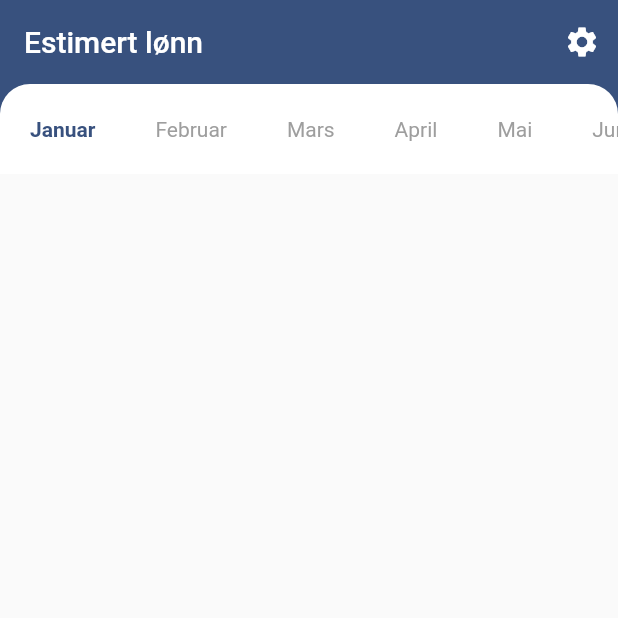
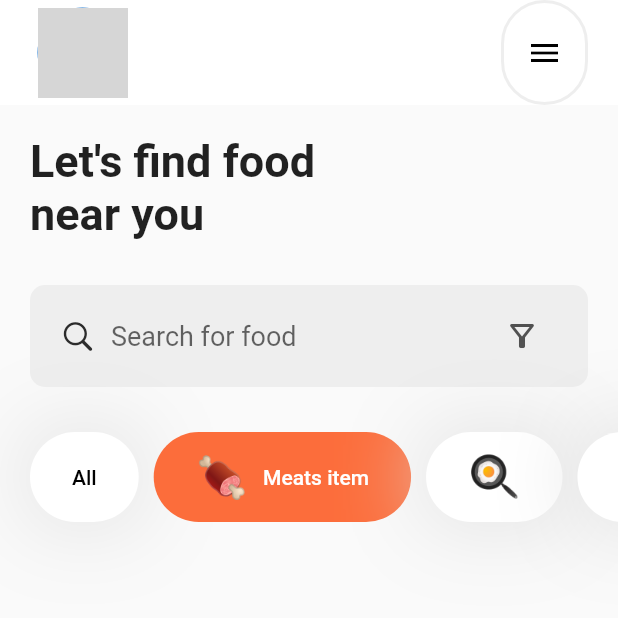
Before and after one commit to asharghi/play_around, a Flutter app: the screen it shows after launch, on a phone screen of 412 x 824 dp, the top half of it. Run offline on Flutter 3.47's test engine with Material 2 defaults, Android fonts, the phone set to English and light mode, and no system bars; our stand-ins replace auto_route; network calls fail; grey boxes are pictures that could not be loaded.

Commit message:
Started on FoodScreen

```diff
--- a/lib/main.dart
+++ b/lib/main.dart
@@ -21,6 +21,9 @@ class AppRoot extends StatelessWidget {
         ),
       ],
       child: MaterialApp.router(
+        theme: ThemeData(
+          primaryColor: const Color.fromARGB(255, 252, 109, 59),
+        ),
         debugShowCheckedModeBanner: false,
         routerDelegate: _appRouter.delegate(),
         routeInformationParser: _appRouter.defaultRouteParser(),
--- a/lib/routes/routes.dart
+++ b/lib/routes/routes.dart
@@ -1,5 +1,6 @@
 import 'package:auto_route/auto_route.dart';
 import 'package:play_around/ui/estimator/screens/estimator_screen.dart';
+import 'package:play_around/ui/food/screen/food_screen.dart';
 import 'package:play_around/ui/screens/home_screen.dart';
 import 'package:play_around/ui/screens/item_screen.dart';
 import 'package:play_around/ui/screens/items_screen.dart';
@@ -20,6 +21,10 @@ import 'package:play_around/ui/screens/not_found_screen.dart';
     AutoRoute(
       page: EstimatorScreen,
       path: 'estimator',
+    ),
+    AutoRoute(
+      page: FoodScreen,
+      path: 'food',
       initial: true,
     ),
     AutoRoute(page: ItemScreen, path: 'items/:lineItemId'),
--- /dev/null
+++ b/lib/ui/food/screen/food_screen.dart
@@ -0,0 +1,63 @@
+// ignore_for_file: public_member_api_docs, sort_constructors_first
+import 'package:flutter/material.dart';
+import 'package:play_around/ui/food/widgets/food_widgets.dart';
+
+class FoodScreen extends StatelessWidget {
+  const FoodScreen({super.key});
+
+  @override
+  Widget build(BuildContext context) {
+    return Scaffold(
+      appBar: AppBar(
+        title: const Text('Food'),
+        elevation: 0,
+        toolbarHeight: 70,
+        leadingWidth: 90,
+        backgroundColor: Colors.white,
+        leading: Container(
+            padding: const EdgeInsets.only(left: 20),
+            child: Container(
+              padding: const EdgeInsets.all(5),
+              child: const CircleAvatar(
+                radius: 20,
+                backgroundImage: NetworkImage(
+                  'https://images.pexels.com/photos/220453/pexels-photo-220453.jpeg?auto=compress&cs=tinysrgb&w=1200',
+                ),
+              ),
+            )),
+        actions: [
+          Container(
+            decoration: BoxDecoration(
+              borderRadius: BorderRadius.circular(50),
+              border: Border.all(
+                color: Colors.grey[200]!,
+                width: 2,
+              ),
+            ),
+            child: const Padding(
+              padding: EdgeInsets.symmetric(horizontal: 15),
+              child: Icon(Icons.menu, color: Colors.black),
+            ),
+          ),
+          const SizedBox(width: 20)
+        ],
+      ),
+      body: ListView(
+        padding: const EdgeInsets.only(top: 20, left: 20),
+        children: [
+          Container(
+            padding: const EdgeInsets.only(right: 200),
+            child: const Text(
+              "Let's find food near you",
+              style: TextStyle(fontSize: 30, fontWeight: FontWeight.bold),
+            ),
+          ),
+          const SizedBox(height: 30),
+          const FoodSearchBar(),
+          const SizedBox(height: 30),
+          const FoodCategories()
+        ],
+      ),
+    );
+  }
+}
--- /dev/null
+++ b/lib/ui/food/widgets/food_categories.dart
@@ -0,0 +1,93 @@
+// ignore_for_file: public_member_api_docs, sort_constructors_first
+import 'package:flutter/material.dart';
+
+class FoodCategories extends StatelessWidget {
+  const FoodCategories({Key? key}) : super(key: key);
+
+  @override
+  Widget build(BuildContext context) {
+    return SizedBox(
+      height: 60,
+      child: ListView(
+        clipBehavior: Clip.none,
+        scrollDirection: Axis.horizontal,
+        children: const [
+          FoodCategory(text: 'All'),
+          SizedBox(width: 10),
+          FoodCategory(text: 'Meats item', emoji: '🍖', isSelected: true),
+          SizedBox(width: 10),
+          FoodCategory(emoji: '🍳'),
+          SizedBox(width: 10),
+          FoodCategory(emoji: '🦐'),
+        ],
+      ),
+    );
+  }
+}
+
+class FoodCategory extends StatefulWidget {
+  final bool isSelected;
+  final String emoji;
+  final String text;
+  const FoodCategory({
+    Key? key,
+    this.isSelected = false,
+    this.text = '',
+    this.emoji = '',
+  }) : super(key: key);
+
+  @override
+  State<FoodCategory> createState() => FoodCategoryState();
+}
+
+class FoodCategoryState extends State<FoodCategory> {
+  bool _isSelected = false;
+  String _text = '';
+  String _emoji = '';
+  @override
+  void initState() {
+    _isSelected = widget.isSelected;
+    _text = widget.text;
+    _emoji = widget.emoji;
+    super.initState();
+  }
+
+  @override
+  Widget build(BuildContext context) {
+    return Container(
+      decoration: _isSelected
+          ? null
+          : BoxDecoration(
+              boxShadow: [
+                BoxShadow(
+                  color: Colors.grey[300]!,
+                  blurRadius: 50.0,
+                  spreadRadius: 0.1,
+                ),
+              ],
+            ),
+      child: TextButton(
+        onPressed: () {},
+        style: TextButton.styleFrom(
+          backgroundColor:
+              _isSelected ? Theme.of(context).primaryColor : Colors.white,
+          shape: RoundedRectangleBorder(
+            borderRadius: BorderRadius.circular(70),
+          ),
+        ),
+        child: Padding(
+          padding: const EdgeInsets.symmetric(horizontal: 20),
+          child: Row(
+            children: [
+              Text(_emoji, style: const TextStyle(fontSize: 28)),
+              SizedBox(width: _emoji.isNotEmpty && _text.isNotEmpty ? 10 : 0),
+              Text(_text,
+                  style: TextStyle(
+                      color: _isSelected ? Colors.white : Colors.black)),
+            ],
+          ),
+        ),
+      ),
+    );
+  }
+}
--- /dev/null
+++ b/lib/ui/food/widgets/food_search_bar.dart
@@ -0,0 +1,46 @@
+import 'package:flutter/cupertino.dart';
+import 'package:flutter/material.dart';
+
+class FoodSearchBar extends StatelessWidget {
+  const FoodSearchBar({Key? key}) : super(key: key);
+
+  @override
+  Widget build(BuildContext context) {
+    return Container(
+      margin: const EdgeInsets.only(right: 20),
+      decoration: BoxDecoration(
+        color: Colors.grey[200],
+        borderRadius: BorderRadius.circular(10),
+      ),
+      child: Padding(
+        padding: const EdgeInsets.symmetric(horizontal: 20, vertical: 10),
+        child: Row(
+          children: [
+            const Icon(
+              CupertinoIcons.search,
+              color: Color.fromARGB(255, 42, 42, 42),
+            ),
+            const SizedBox(width: 10),
+            const Expanded(
+              child: TextField(
+                decoration: InputDecoration.collapsed(
+                  hintText: 'Search for food',
+                ),
+                style: TextStyle(
+                  fontSize: 18,
+                  color: Color.fromARGB(255, 42, 42, 42),
+                ),
+              ),
+            ),
+            IconButton(
+                onPressed: () => {},
+                icon: const Icon(
+                  Icons.filter_alt_outlined,
+                  color: Color.fromARGB(255, 80, 80, 80),
+                ))
+          ],
+        ),
+      ),
+    );
+  }
+}
--- /dev/null
+++ b/lib/ui/food/widgets/food_widgets.dart
@@ -0,0 +1,2 @@
+export 'food_search_bar.dart';
+export 'food_categories.dart';
```
Also changed, not shown: lib/routes/routes.gr.dart.
